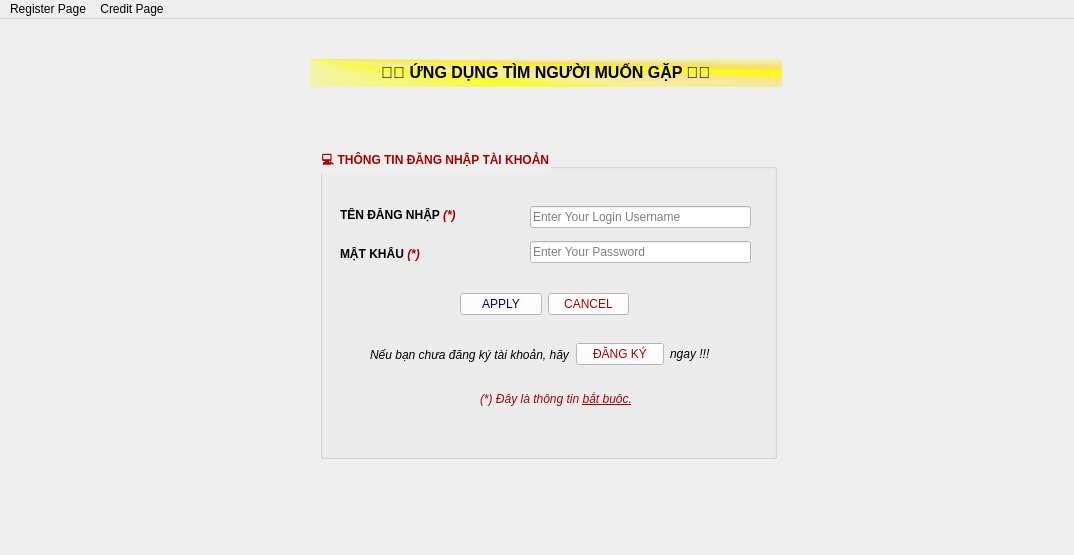
Before: the Qt Designer form client/frontend/ui/login_ui.ui in DacLuc/relative_face_recognition_app, drawn with Qt 5.
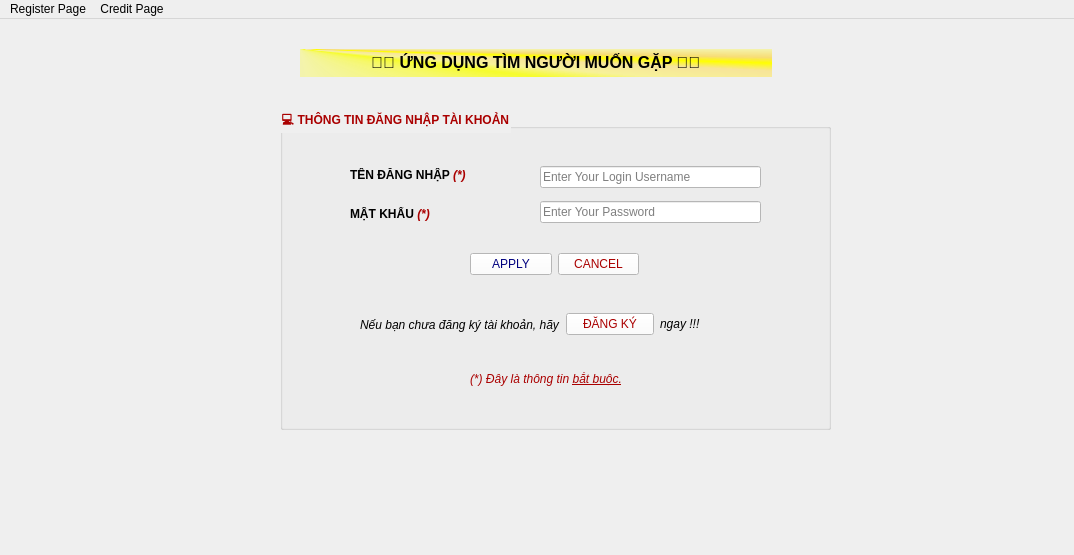
After: the same form once the commit is applied.

```diff
--- a/client/frontend/ui/login_ui.ui
+++ b/client/frontend/ui/login_ui.ui
@@ -17,10 +17,10 @@
    <widget class="QGroupBox" name="info_login">
     <property name="geometry">
      <rect>
-      <x>320</x>
-      <y>130</y>
-      <width>457</width>
-      <height>310</height>
+      <x>280</x>
+      <y>90</y>
+      <width>551</width>
+      <height>321</height>
      </rect>
     </property>
     <property name="font">
@@ -38,7 +38,7 @@
     <widget class="QWidget" name="verticalLayoutWidget">
      <property name="geometry">
       <rect>
-       <x>20</x>
+       <x>70</x>
        <y>50</y>
        <width>191</width>
        <height>71</height>
@@ -80,7 +80,7 @@
     <widget class="QWidget" name="verticalLayoutWidget_2">
      <property name="geometry">
       <rect>
-       <x>210</x>
+       <x>260</x>
        <y>50</y>
        <width>221</width>
        <height>71</height>
@@ -123,8 +123,8 @@
     <widget class="QWidget" name="horizontalLayoutWidget">
      <property name="geometry">
       <rect>
-       <x>50</x>
-       <y>190</y>
+       <x>80</x>
+       <y>200</y>
        <width>387</width>
        <height>31</height>
       </rect>
@@ -181,7 +181,7 @@
     <widget class="QWidget" name="horizontalLayoutWidget_2">
      <property name="geometry">
       <rect>
-       <x>140</x>
+       <x>190</x>
        <y>140</y>
        <width>169</width>
        <height>31</height>
@@ -217,8 +217,8 @@
     <widget class="QLabel" name="label">
      <property name="geometry">
       <rect>
-       <x>160</x>
-       <y>240</y>
+       <x>190</x>
+       <y>260</y>
        <width>187</width>
        <height>20</height>
       </rect>
@@ -231,8 +231,8 @@
    <widget class="QLabel" name="title_label_2">
     <property name="geometry">
      <rect>
-      <x>310</x>
-      <y>40</y>
+      <x>300</x>
+      <y>30</y>
       <width>472</width>
       <height>28</height>
      </rect>
```
